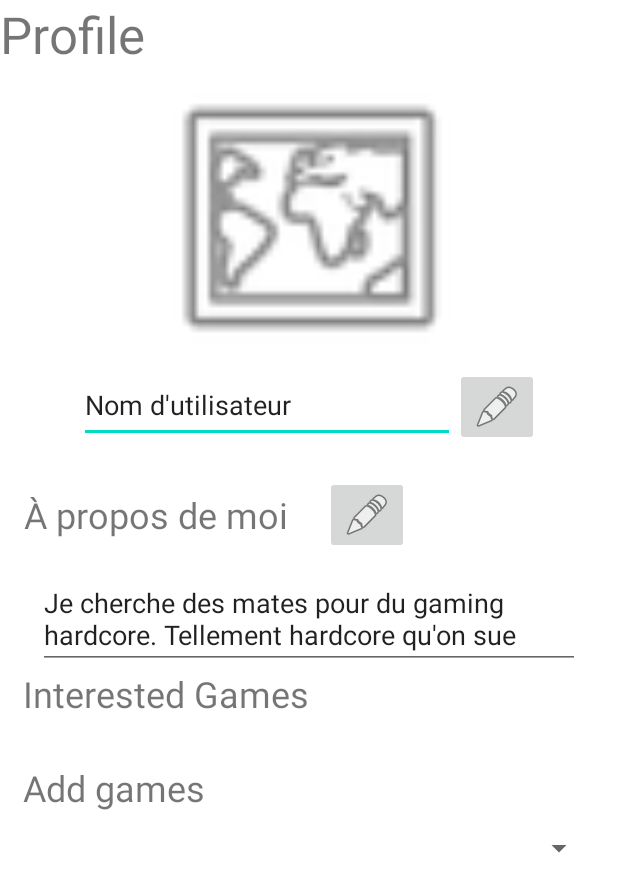
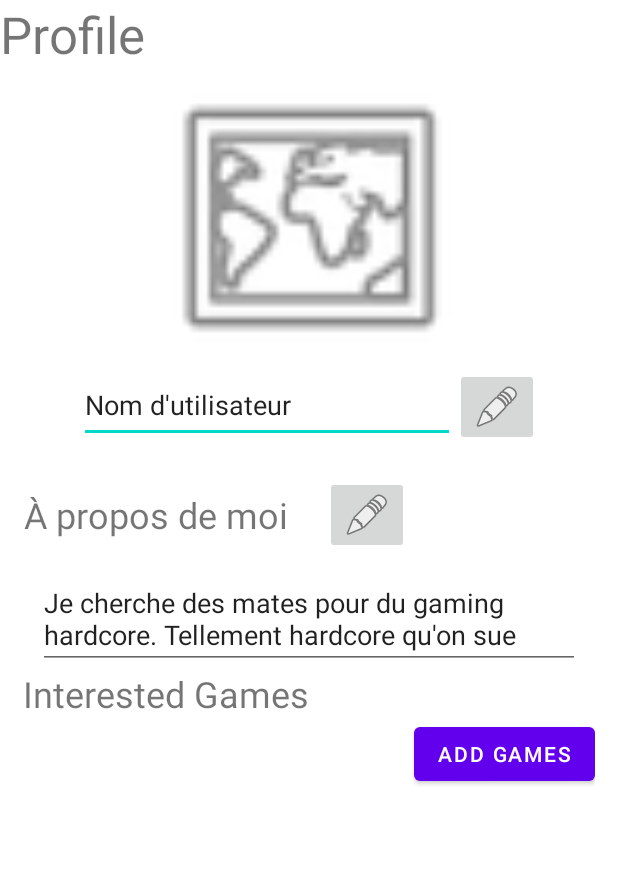
Before and after one commit to GameXMatch/GameXMatch, an Android app: the layout fragment_profile.xml on its own in the app's theme, with its tools: preview values and no code run, on a phone screen of 412 x 824 dp. Shown: the top 892 px of the screen. Run offline under Robolectric (Android 15) with nearby library versions, the phone set to English and light mode, and no system bars.

```diff
--- a/android_app/app/src/main/AndroidManifest.xml
+++ b/android_app/app/src/main/AndroidManifest.xml
@@ -34,6 +34,9 @@
         <activity
             android:name=".main.MatchProfile">
         </activity>
+        <activity
+            android:name=".main.GameSelect">
+        </activity>
     </application>
 
 </manifest>
--- a/android_app/app/src/main/res/layout/fragment_profile.xml
+++ b/android_app/app/src/main/res/layout/fragment_profile.xml
@@ -118,20 +118,12 @@
 
                 </androidx.recyclerview.widget.RecyclerView>
 
-                <TextView
-                    android:id="@+id/textView3"
-                    android:layout_width="match_parent"
+                <Button
+                    android:id="@+id/profile_button_addGame"
+                    android:layout_width="wrap_content"
                     android:layout_height="wrap_content"
-                    android:layout_marginTop="30dp"
-                    android:text="@string/profile_game_spinner_label"
-                    android:textSize="24sp" />
-
-                <Spinner
-                    android:id="@+id/profile_game_selection_spinner"
-                    android:layout_width="match_parent"
-                    android:layout_height="wrap_content"
-                    android:contentDescription="@string/profile_game_spinner"
-                    android:minHeight="48dp" />
+                    android:layout_gravity="end"
+                    android:text="@string/profile_game_add_button_label" />
 
             </LinearLayout>
         </ScrollView>
--- a/android_app/app/src/main/res/values/strings.xml
+++ b/android_app/app/src/main/res/values/strings.xml
@@ -24,6 +24,6 @@
     <string name="matchprofile_button">return button</string>
     <string name="component_game_label">GAME NAME</string>
     <string name="profile_game_list_label">Interested Games</string>
-    <string name="profile_game_spinner">Add games</string>
-    <string name="profile_game_spinner_label">Add games</string>
+    <string name="profile_game_add_button_label">Add games</string>
+    <string name="game_select_label">Select your games</string>
 </resources>
```
Also changed, not shown: android_app/app/src/main/java/ch/gamesxmatch/main/GameSelect.kt (added, +41 -0 lines), android_app/app/src/main/java/ch/gamesxmatch/main/Profile.kt (+8 -19 lines), android_app/app/src/main/res/layout/activity_game_select.xml (added, +48 -0 lines).
